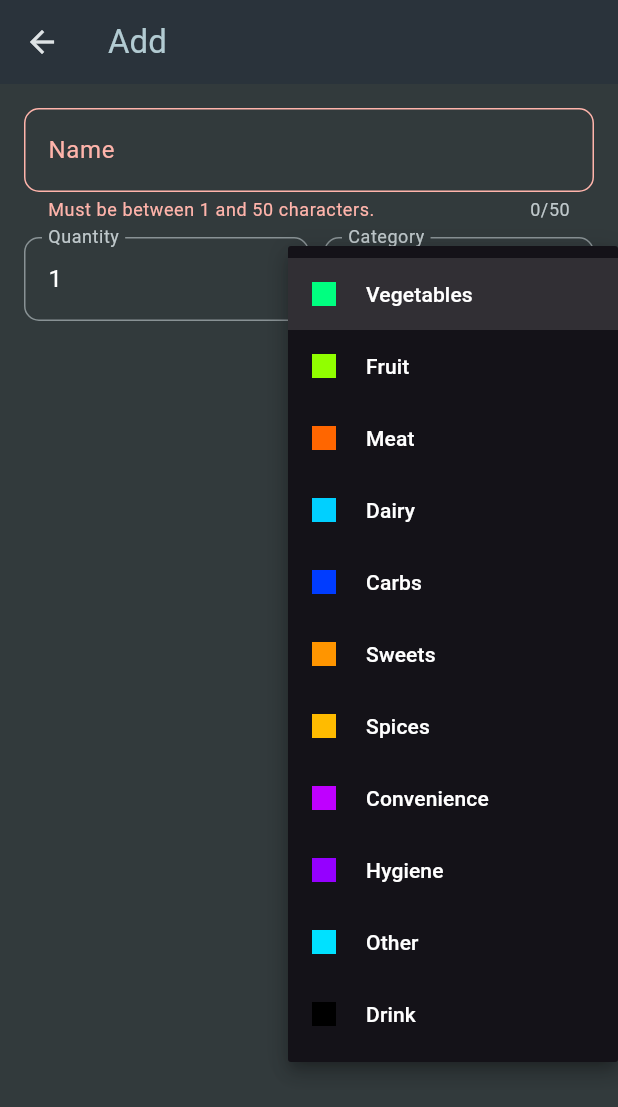
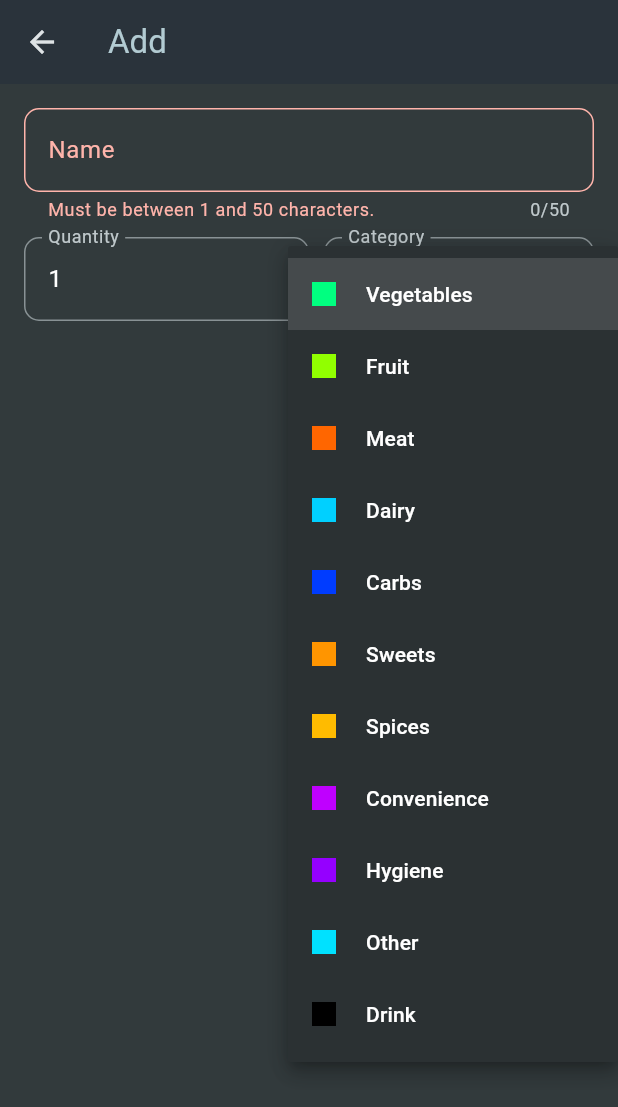
Before and after one commit to Nevelin-W/shopping_list_app, a Flutter app: the NewItemScreen screen opened directly, after a tap on "Add", after a tap on "Vegetables", on a phone screen of 412 x 824 dp. Shown: the top 1107 px of the screen. Run offline on Flutter 3.47's test engine with Material 3 defaults, Android fonts, the phone set to English and light mode, and no system bars; our stand-ins replace google_fonts; network calls fail.

Commit message:
- unused code

```diff
--- a/shopping_list_app/lib/screens/new_item.dart
+++ b/shopping_list_app/lib/screens/new_item.dart
@@ -68,17 +68,10 @@ class _NewItemScreenState extends State<NewItemScreen> {
         return;
       }
       Navigator.of(context).pop(GroceryItem(
-              id: resData['name'],
-              name: _enteredName,
-              quantity: _enteredQuantity,
-              category: _selectedCategory)
-          /*
-        GroceryItem(
-            id: DateTime.now().toString(),
-            name: _enteredName,
-            quantity: _enteredQuantity,
-            category: _selectedCategory), */
-          );
+          id: resData['name'],
+          name: _enteredName,
+          quantity: _enteredQuantity,
+          category: _selectedCategory));
     }
   }
 
@@ -161,6 +154,8 @@ class _NewItemScreenState extends State<NewItemScreen> {
                       SizedBox(
                         width: 180,
                         child: DropdownButtonFormField(
+                          dropdownColor:
+                              Theme.of(context).colorScheme.onInverseSurface,
                           decoration: const InputDecoration(
                             errorStyle: TextStyle(height: 0),
                             border: OutlineInputBorder(
```
